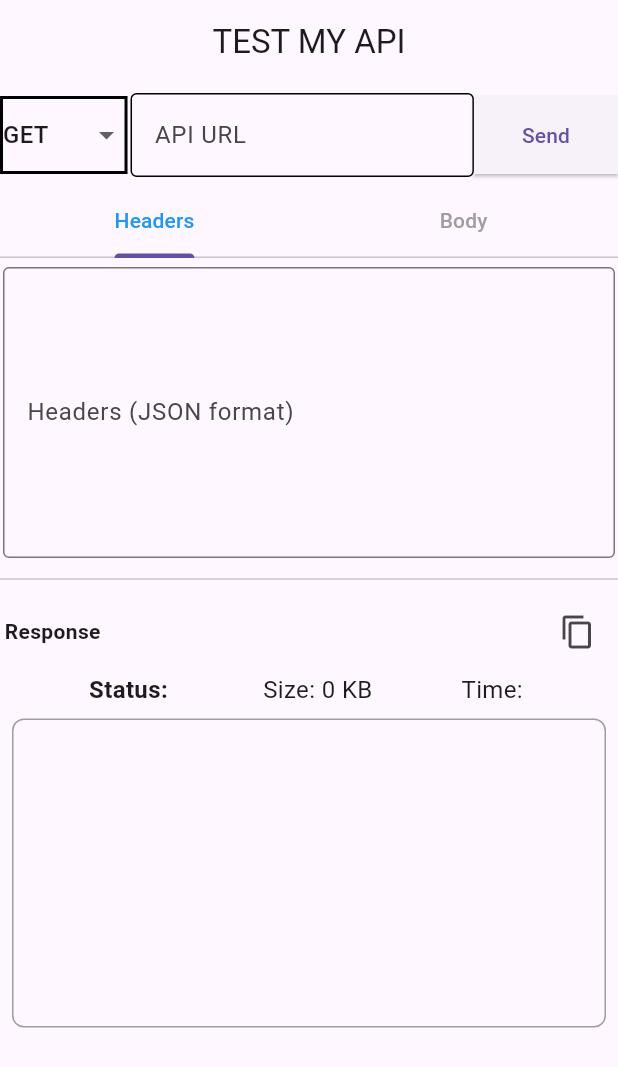
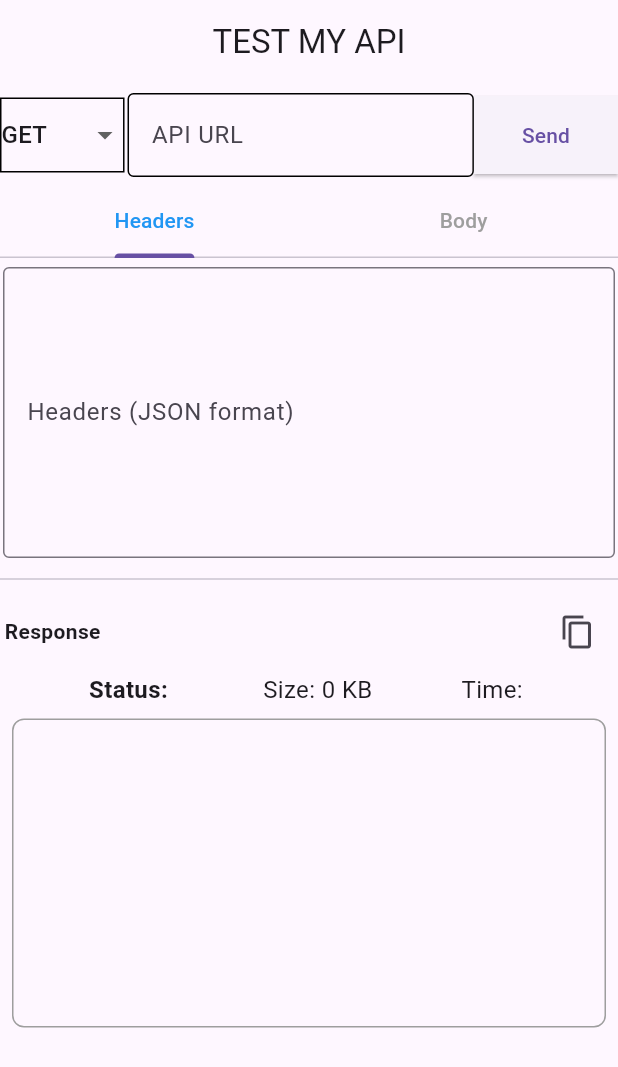
Before and after one commit to neelakandanz/Test-My-Api, a Flutter app: the screen it shows after launch, on a phone screen of 412 x 824 dp. Shown: the top 1067 px of the screen. Run offline on Flutter 3.47's test engine with Material 3 defaults, Android fonts, the phone set to English and light mode, and no system bars; our stand-ins replace dio, get.

```diff
--- a/lib/app/mvc/view/home_screen.dart
+++ b/lib/app/mvc/view/tester_home.dart
@@ -1,11 +1,12 @@
 import 'dart:convert';
 import 'package:flutter/material.dart';
+import 'package:get/get.dart';
 import 'package:myapp/app/ui/status_row.dart';
 
 import '../../ui/url_input_field.dart';
 import '../../utils/copyutils.dart';
 import '../../utils/pretty_json.dart';
-import '../controller/api_controller.dart';
+import '../controller/tester_home_controller.dart';
 import 'widget/response_viewer.dart';
 
 class ApiTesterHome extends StatefulWidget {
@@ -22,12 +23,8 @@ class ApiTesterHomeState extends State<ApiTesterHome>
   final TextEditingController _bodyController = TextEditingController();
   final List<String> _methods = ['GET', 'POST', 'PUT', 'DELETE'];
   String _selectedMethod = 'GET';
-  String _response = '';
-  String _statusCode = ''; // Store the status code
-   String _time = '';
-  bool _isLoading = false;
   late TabController _tabController;
-  final ApiTestHandler _apiTestHandler = ApiTestHandler(); // Instantiate the handler
+  final ApiController _apiController = Get.put(ApiController());
 
   @override
   void initState() {
@@ -35,52 +32,6 @@ class ApiTesterHomeState extends State<ApiTesterHome>
     _tabController = TabController(length: 2, vsync: this);
   }
 
-  Future<void> _sendRequest() async {
-    setState(() {
-      _isLoading = true;
-    });
-
-    try {
-      String url = _urlController.text.trim();
-      Map<String, dynamic> headers = {};
-      if (_headersController.text.isNotEmpty) {
-        headers = json.decode(_headersController.text);
-      }
-
-      String body = _bodyController.text;
-
-      // Send the request and get the response and status code
-      final result = await _apiTestHandler.sendRequest(
-        method: _selectedMethod,
-        url: url,
-        headers: headers,
-        body: body,
-      );
-      setState(() {
-        _statusCode = result['statusCode'] ?? 'N/A';
-        _response = result['response'] ?? 'No Response';
-        _time = result['time'] ?? 'N/A';  // Time taken for the request
-      });
-    } catch (e) {
-      setState(() {
-        _response = 'Error: ${e.toString()}';
-        _statusCode = 'error';
-      });
-    } finally {
-      setState(() {
-        _isLoading = false;
-      });
-    }
-  }
-
-  @override
-  void dispose() {
-    _urlController.dispose();
-    _headersController.dispose();
-    _bodyController.dispose();
-    _tabController.dispose();
-    super.dispose();
-  }
   @override
   Widget build(BuildContext context) {
     return Scaffold(
@@ -96,16 +47,12 @@ class ApiTesterHomeState extends State<ApiTesterHome>
               child: Row(
                 children: [
                   Container(
-                    //     height: 50,
                     decoration: BoxDecoration(
-                      border: Border.all(
-                          color: Colors.black,
-                          width: 2), // Set border color and width
-                      borderRadius: BorderRadius
-                          .zero, // No rounded corners, rectangular shape
+                      border: Border.all(color: Colors.black, width: 1),
+                      borderRadius: BorderRadius.zero,
                     ),
                     child: DropdownButton<String>(
-                      underline: Container(), // Hide the default underline
+                      underline: Container(),
                       value: _selectedMethod,
                       items: _methods.map((method) {
                         return DropdownMenuItem(
@@ -120,29 +67,38 @@ class ApiTesterHomeState extends State<ApiTesterHome>
                       },
                     ),
                   ),
-
-                  const SizedBox(
-                    width: 2,
-                  ),
+                  const SizedBox(width: 2),
                   Expanded(
                     child: UrlInputField(controller: _urlController),
-                  ), // Use the new class here
-
+                  ),
                   const SizedBox(width: 0),
-                  ElevatedButton(
-                    onPressed: _isLoading ? null : _sendRequest,
+                  Obx(
+                    () => ElevatedButton(
+                      onPressed: _apiController.isLoading.value
+                          ? null
+                          : () {
+                              _apiController.sendRequest(
+                                method: _selectedMethod,
+                                url: _urlController.text.trim(),
+                                headers: _headersController.text.isNotEmpty
+                                    ? json.decode(_headersController.text)
+                                    : {},
+                                body: _bodyController.text,
+                              );
+                            },
                       style: ElevatedButton.styleFrom(
                         shape: const RoundedRectangleBorder(
-                        borderRadius: BorderRadius
-                            .zero, // No rounded corners, fully rectangular
+                          borderRadius: BorderRadius.zero,
                         ),
                         padding: const EdgeInsets.symmetric(
                           vertical: 16,
-                          horizontal: 32), // Adjust padding as needed
+                          horizontal: 32,
                         ),
-                    child: _isLoading
+                      ),
+                      child: _apiController.isLoading.value
                           ? const CircularProgressIndicator(color: Colors.white)
                           : const Text('Send'),
+                    ),
                   )
                 ],
               ),
@@ -202,7 +158,8 @@ class ApiTesterHomeState extends State<ApiTesterHome>
                   ),
                   IconButton(
                     onPressed: () async {
-                      final formattedResponse = formatResponse(_response);
+                      final formattedResponse =
+                          formatResponse(_apiController.response.value);
                       CopyUtils.copyToClipboard(context, formattedResponse);
                     },
                     icon: const Icon(Icons.copy),
@@ -210,14 +167,17 @@ class ApiTesterHomeState extends State<ApiTesterHome>
                 ],
               ),
             ),
-              // Display status code and response
-            StatusRow(
-              status: _statusCode,
-              size: '${_response.length} KB',  // Estimate size from response length
-              time: _time,  // You can add time tracking logic here if needed
+            Obx(
+              () => StatusRow(
+                status: _apiController.statusCode.value,
+                size: '${_apiController.response.value.length} KB',
+                time: _apiController.time.value,
               ),
-            ResponseViewer(
-              response: _response,
+            ),
+            Obx(
+              () => ResponseViewer(
+                response: _apiController.response.value,
+              ),
             ),
           ],
         ),
--- a/lib/main.dart
+++ b/lib/main.dart
@@ -1,5 +1,5 @@
 import 'package:flutter/material.dart';
-import 'app/mvc/view/home_screen.dart';
+import 'app/mvc/view/tester_home.dart';
 
 void main() {
   runApp(const ApiTesterApp());
```
Also changed, not shown: lib/app/mvc/controller/tester_home_controller.dart (added, +38 -0 lines). Lines whose indentation alone changed are shown as unchanged.
